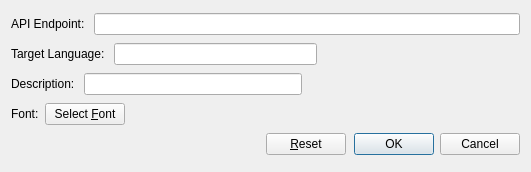
Old version of the form configdialog.ui in the repository easai/ViFlash.
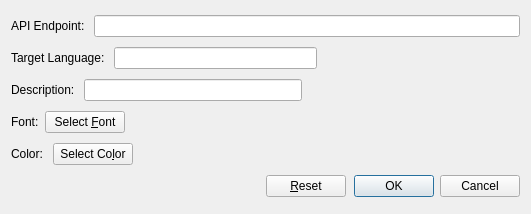
New version of the form.

Commit message: Add font color setting.

```diff
--- a/configdialog.ui
+++ b/configdialog.ui
@@ -7,7 +7,7 @@
     <x>0</x>
     <y>0</y>
     <width>531</width>
-    <height>172</height>
+    <height>214</height>
    </rect>
   </property>
   <property name="windowTitle">
@@ -113,6 +113,37 @@
      </item>
     </layout>
    </item>
+   <item>
+    <layout class="QHBoxLayout" name="horizontalLayout_7">
+     <item>
+      <widget class="QLabel" name="label_color">
+       <property name="text">
+        <string>Color: </string>
+       </property>
+      </widget>
+     </item>
+     <item>
+      <widget class="QPushButton" name="colorButton">
+       <property name="text">
+        <string>Select Co&amp;lor</string>
+       </property>
+      </widget>
+     </item>
+     <item>
+      <spacer name="horizontalSpacer_5">
+       <property name="orientation">
+        <enum>Qt::Horizontal</enum>
+       </property>
+       <property name="sizeHint" stdset="0">
+        <size>
+         <width>40</width>
+         <height>20</height>
+        </size>
+       </property>
+      </spacer>
+     </item>
+    </layout>
+   </item>
    <item>
     <layout class="QHBoxLayout" name="horizontalLayout_3">
      <item>
```
The commit also changes 4 other files.
